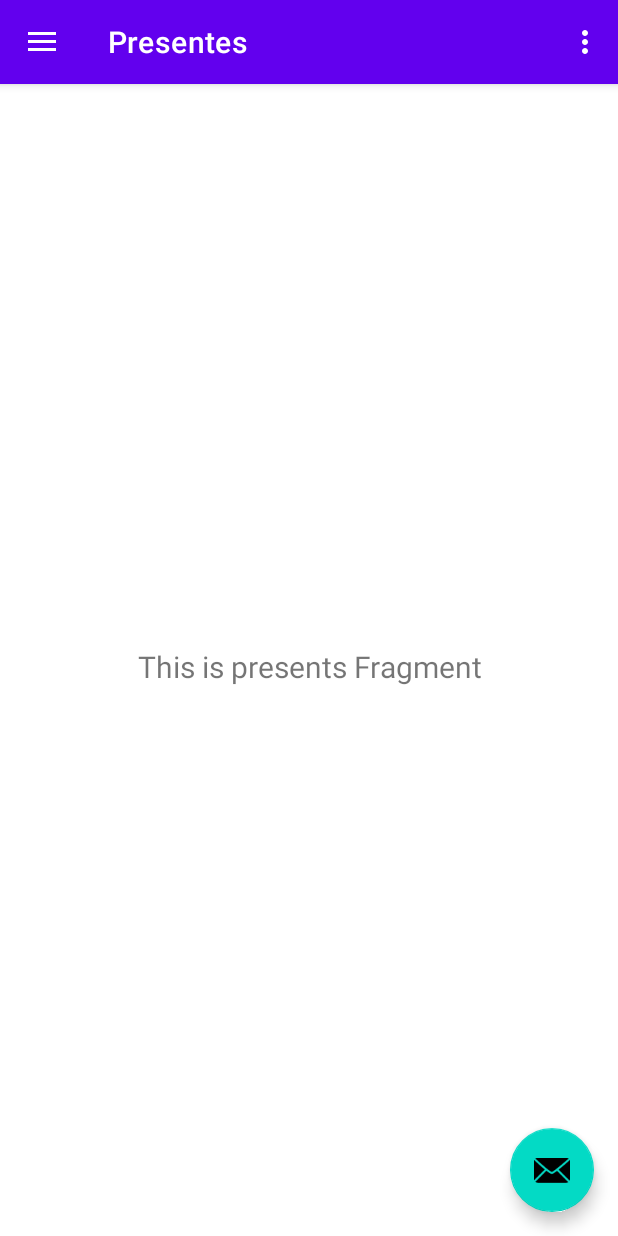
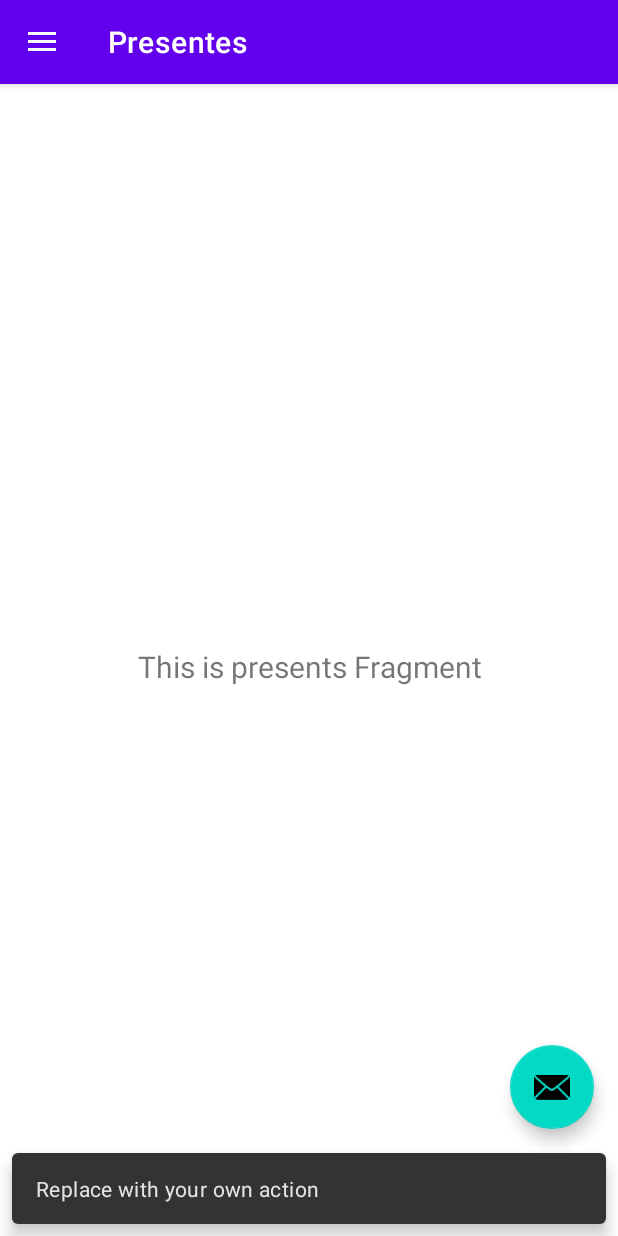
Before and after one commit to JonathanMelo04/Convidados, an Android app: the screen it shows after launch (MainActivity), in the side drawer, after a tap on "Presentes", on a phone screen of 412 x 824 dp. Run offline under Robolectric (Android 15) with nearby library versions, the phone set to English and light mode, and no system bars; our stand-ins replace navigation-ui.

```diff
--- a/app/src/main/java/com/example/convidados/MainActivity.kt
+++ b/app/src/main/java/com/example/convidados/MainActivity.kt
@@ -44,11 +44,11 @@ class MainActivity : AppCompatActivity() {
         navView.setupWithNavController(navController)
     }
 
-    override fun onCreateOptionsMenu(menu: Menu): Boolean {
-        // Inflate the menu; this adds items to the action bar if it is present.
-        menuInflater.inflate(R.menu.main, menu)
-        return true
-    }
+//    override fun onCreateOptionsMenu(menu: Menu): Boolean {
+//        // Inflate the menu; this adds items to the action bar if it is present.
+//        menuInflater.inflate(R.menu.main, menu)
+//        return true
+//    }
 
     override fun onSupportNavigateUp(): Boolean {
         val navController = findNavController(R.id.nav_host_fragment_content_main)
```
